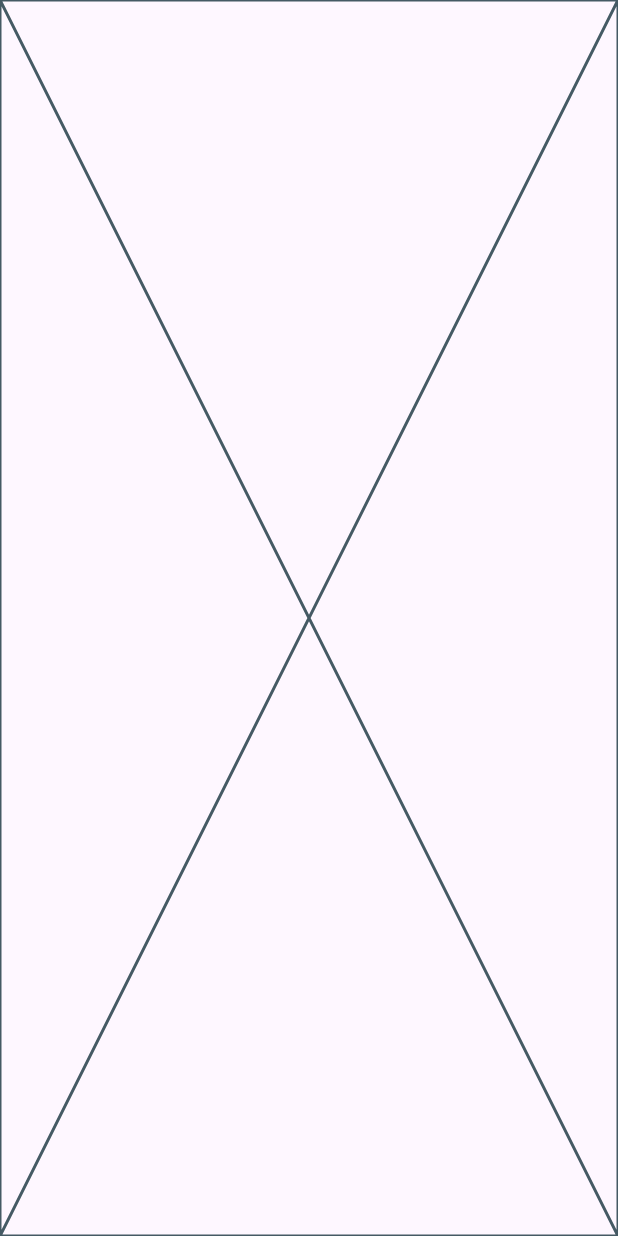
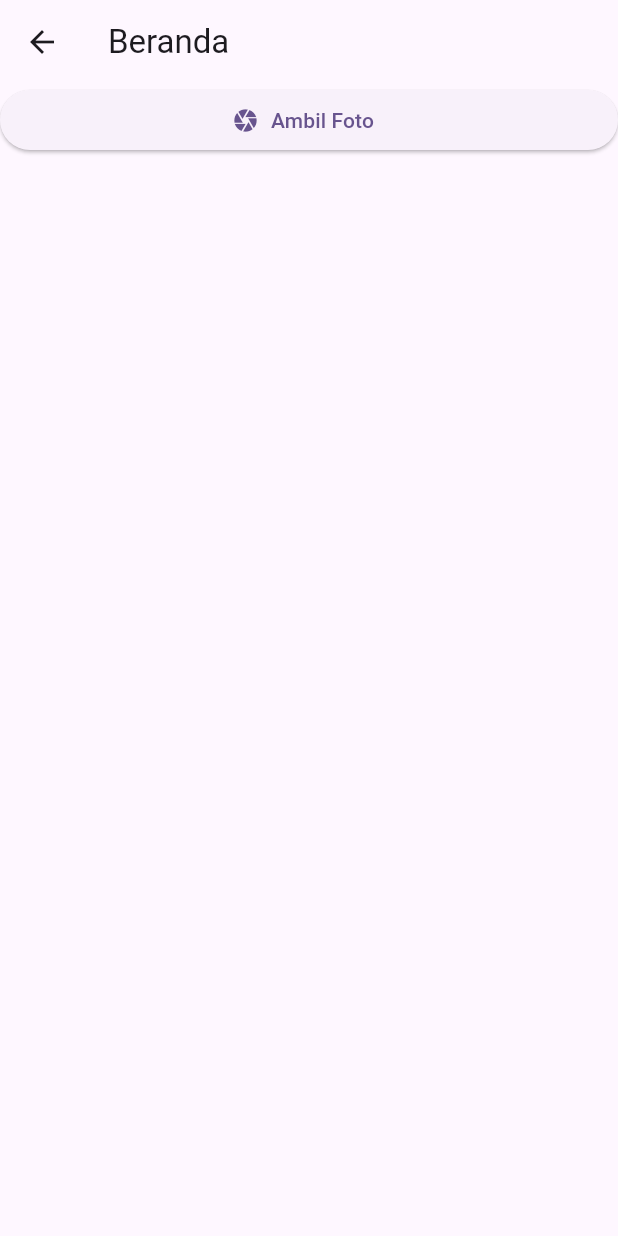
Before and after one commit to emzhran/CameraFile_0118, a Flutter app: the HomePage screen opened directly, on a phone screen of 412 x 824 dp. Run offline on Flutter 3.47's test engine with Material 3 defaults, Android fonts, the phone set to English and light mode, and no system bars; our stand-ins replace camera, image_picker, permission_handler.

Commit message:
menambah Scaffold dengan SafeArea serta menambah button untuk mengambil foto

```diff
--- a/lib/home_page.dart
+++ b/lib/home_page.dart
@@ -50,6 +50,25 @@ class _HomePageState extends State<HomePage> {
 
   @override
   Widget build(BuildContext context) {
-    return const Placeholder();
+    return Scaffold(
+      appBar: AppBar(title: const Text('Beranda')),
+      body: SafeArea(
+        child: Column(
+          crossAxisAlignment: CrossAxisAlignment.center,
+          children: [
+            Row(
+              children: [
+                Expanded(
+                  child: ElevatedButton.icon(
+                    icon: const Icon(Icons.camera),
+                    label: const Text('Ambil Foto'),
+                    onPressed: _takePicture
+                  ),
+                ),
+              ],
+            )
+          ],
+        )),
+    );
   }
 }
```
